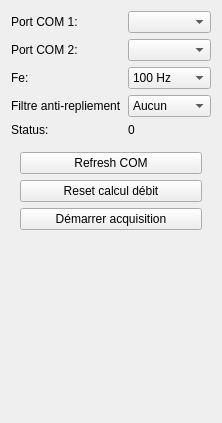
Qt form lib/widgets/card/cardWidget.ui (pierrejallon/tp) before a commit.
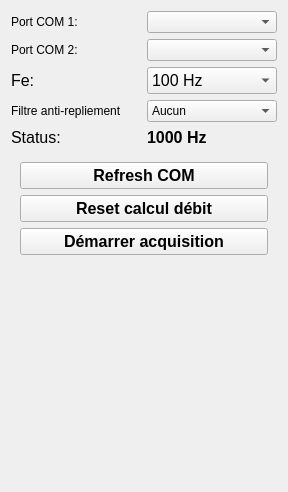
The same form after that commit.

Commit message: police plus grande

The edit to the form file:
```diff
--- a/lib/widgets/card/cardWidget.ui
+++ b/lib/widgets/card/cardWidget.ui
@@ -6,8 +6,8 @@
    <rect>
     <x>0</x>
     <y>0</y>
-    <width>222</width>
-    <height>423</height>
+    <width>288</width>
+    <height>492</height>
    </rect>
   </property>
   <property name="windowTitle">
@@ -19,6 +19,13 @@
      <layout class="QGridLayout" name="gridLayout_2">
       <item row="0" column="0">
        <widget class="QPushButton" name="pushButton_2">
+        <property name="font">
+         <font>
+          <pointsize>12</pointsize>
+          <weight>75</weight>
+          <bold>true</bold>
+         </font>
+        </property>
         <property name="text">
          <string>Refresh COM</string>
         </property>
@@ -26,6 +33,13 @@
       </item>
       <item row="2" column="0">
        <widget class="QPushButton" name="pushButton">
+        <property name="font">
+         <font>
+          <pointsize>12</pointsize>
+          <weight>75</weight>
+          <bold>true</bold>
+         </font>
+        </property>
         <property name="text">
          <string>Démarrer acquisition</string>
         </property>
@@ -33,6 +47,13 @@
       </item>
       <item row="1" column="0">
        <widget class="QPushButton" name="pushButton_3">
+        <property name="font">
+         <font>
+          <pointsize>12</pointsize>
+          <weight>75</weight>
+          <bold>true</bold>
+         </font>
+        </property>
         <property name="text">
          <string>Reset calcul débit</string>
         </property>
@@ -43,6 +64,11 @@
    </item>
    <item row="2" column="1">
     <widget class="QComboBox" name="comboBox_2">
+     <property name="font">
+      <font>
+       <pointsize>12</pointsize>
+      </font>
+     </property>
      <item>
       <property name="text">
        <string>100 Hz</string>
@@ -75,6 +101,11 @@
    </item>
    <item row="4" column="0">
     <widget class="QLabel" name="label_5">
+     <property name="font">
+      <font>
+       <pointsize>12</pointsize>
+      </font>
+     </property>
      <property name="text">
       <string>Status:</string>
      </property>
@@ -156,13 +187,25 @@
    </item>
    <item row="4" column="1">
     <widget class="QLabel" name="label_10">
+     <property name="font">
+      <font>
+       <pointsize>12</pointsize>
+       <weight>75</weight>
+       <bold>true</bold>
+      </font>
+     </property>
      <property name="text">
-      <string>0</string>
+      <string>1000 Hz</string>
      </property>
     </widget>
    </item>
    <item row="2" column="0">
     <widget class="QLabel" name="label_3">
+     <property name="font">
+      <font>
+       <pointsize>12</pointsize>
+      </font>
+     </property>
      <property name="text">
       <string>Fe:</string>
      </property>
```
